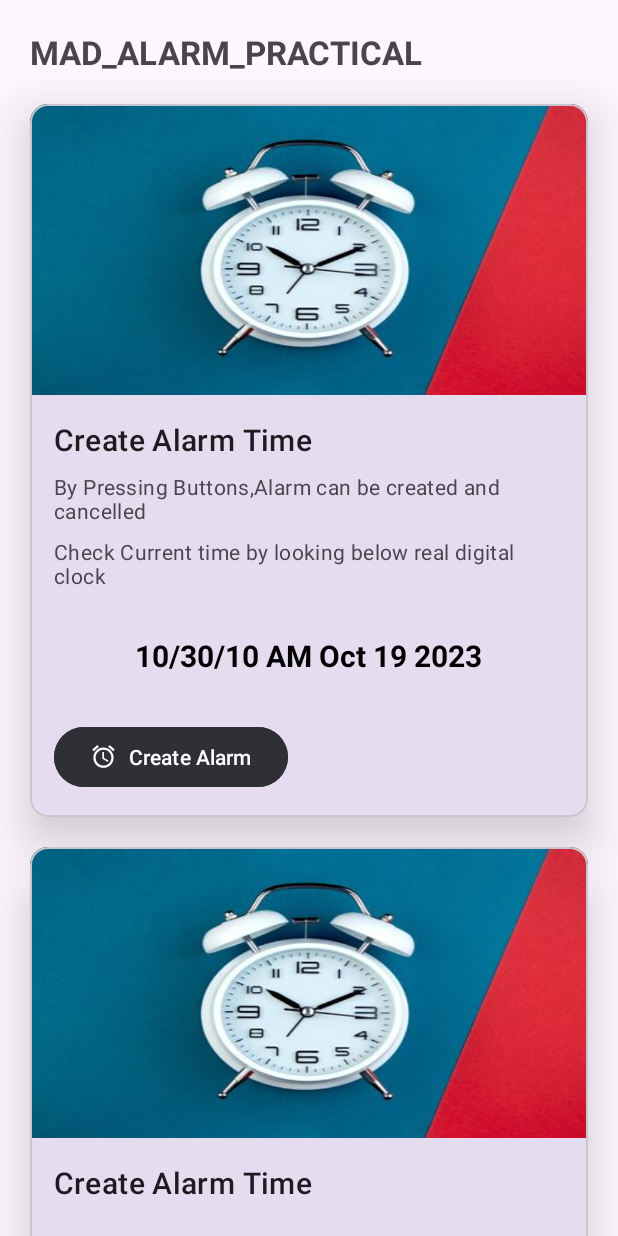
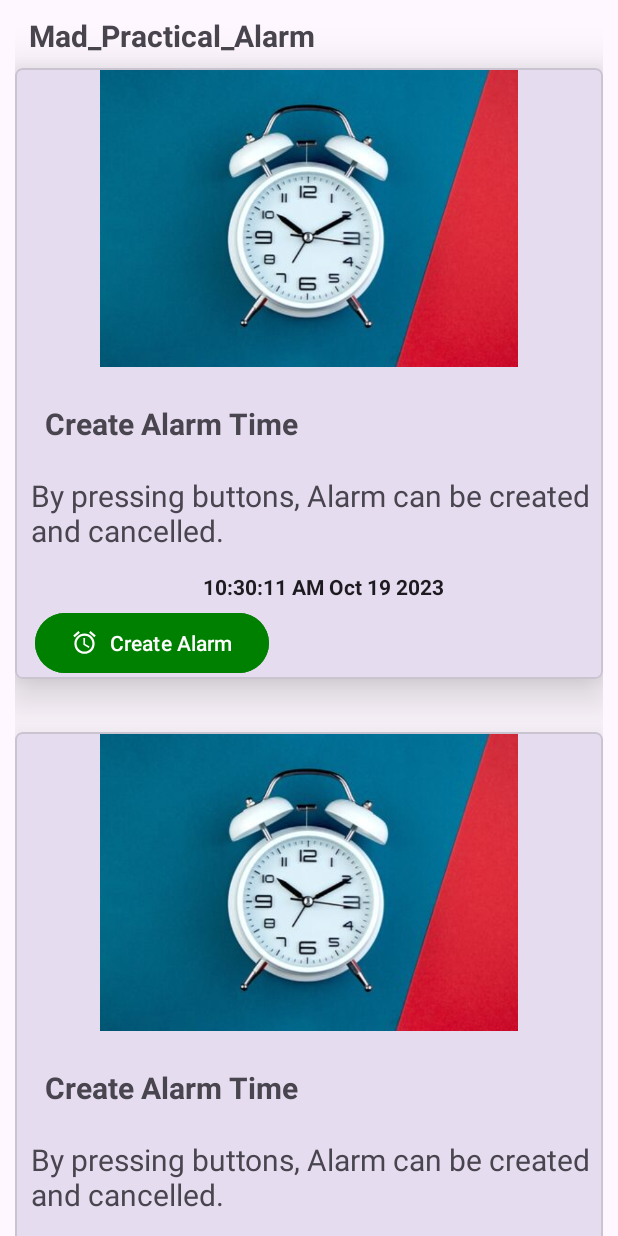
Before and after one commit to P-21710/MAD_Practical-8_21012011127, an Android app: the layout activity_main.xml on its own in the app's theme, with its tools: preview values and no code run, on a phone screen of 412 x 824 dp. Run offline under Robolectric (Android 15) with nearby library versions, the phone set to English and light mode, and no system bars.

Commit message:
complete pr8

```diff
--- /dev/null
+++ b/app/src/main/java/com/prasadrajyaguru/mad_practical_8_21012011127/AlarmBroadcastReciever.kt
@@ -0,0 +1,27 @@
+package com.prasadrajyaguru.mad_practical_8_21012011127
+
+import android.content.BroadcastReceiver
+import android.content.Context
+import android.content.Intent
+
+class AlarmBroadcastReceiver : BroadcastReceiver() {
+
+    companion object{
+
+        val ALARMKEY = "key"
+        val ALARMSTART = "start"
+        val ALARMSTOP = "stop"
+    }
+
+    override fun onReceive(context: Context, intent: Intent) {
+        // This method is called when the BroadcastReceiver is receiving an Intent broadcast.
+        val data = intent.getStringExtra(ALARMKEY)
+        val intentservice = Intent(context,AlarmService::class.java)
+        if (data == ALARMSTART){
+            context.startService(intentservice)
+        }
+        else{
+            context.stopService(intentservice)
+        }
+    }
+}
--- /dev/null
+++ b/app/src/main/java/com/prasadrajyaguru/mad_practical_8_21012011127/AlarmService.kt
@@ -0,0 +1,31 @@
+package com.prasadrajyaguru.mad_practical_8_21012011127
+
+import android.app.IntentService
+import android.app.Service
+import android.content.BroadcastReceiver
+import android.content.Context
+import android.content.Intent
+import android.media.MediaPlayer
+import android.os.IBinder
+
+class AlarmService : Service() {
+
+    lateinit var player:MediaPlayer
+
+    override fun onBind(intent: Intent): IBinder {
+        TODO("Return the communication channel to the service.")
+    }
+
+    override fun onDestroy() {
+        player.stop()
+        super.onDestroy()
+    }
+
+    override fun onStartCommand(intent: Intent?, flags: Int, startId: Int): Int {
+        if (intent!=null){
+            player = MediaPlayer.create(this,R.raw.alarm)
+            player.start()
+        }
+        return START_STICKY
+    }
+}
--- a/app/src/main/java/com/prasadrajyaguru/mad_practical_8_21012011127/MainActivity.kt
+++ b/app/src/main/java/com/prasadrajyaguru/mad_practical_8_21012011127/MainActivity.kt
@@ -1,11 +1,74 @@
 package com.prasadrajyaguru.mad_practical_8_21012011127
 
+import android.annotation.SuppressLint
+import android.app.AlarmManager
+import android.app.PendingIntent
+import android.app.TimePickerDialog
+import android.content.BroadcastReceiver
+import android.content.Intent
 import androidx.appcompat.app.AppCompatActivity
 import android.os.Bundle
+import android.view.View
+import android.widget.Button
+import android.widget.TextClock
+import android.widget.TextView
+import android.widget.Toast
+import com.google.android.material.button.MaterialButton
+import com.google.android.material.card.MaterialCardView
+import java.text.SimpleDateFormat
+import java.util.Calendar
 
 class MainActivity : AppCompatActivity() {
+
     override fun onCreate(savedInstanceState: Bundle?) {
         super.onCreate(savedInstanceState)
         setContentView(R.layout.activity_main)
+
+        val addAlarm : MaterialButton = findViewById(R.id.createAlarm)
+        val card : MaterialCardView = findViewById(R.id.mcv1)
+
+        card.visibility = View.GONE
+
+        addAlarm.setOnClickListener {
+            TimePickerDialog(this, {tp, hour, minute -> setAlarmTime(hour, minute) }, Calendar.getInstance().get(Calendar.HOUR), Calendar.getInstance().get(Calendar.MINUTE), false).show()
+            card.visibility = View.VISIBLE
+        }
+
+        val cancelAlarm : MaterialButton = findViewById(R.id.createAlarmmcv1)
+        cancelAlarm.setOnClickListener {
+            stop()
+            card.visibility = View.GONE
+        }
+    }
+
+    private fun setAlarmTime(hour : Int, minute : Int){
+        val alarmtime = Calendar.getInstance()
+        val year = alarmtime.get(Calendar.YEAR)
+        val month = alarmtime.get(Calendar.MONTH)
+        val date = alarmtime.get(Calendar.DATE)
+        alarmtime.set(year, month, date, hour, minute, 0)
+        val textAlarmTime : TextClock = findViewById(R.id.textClock)
+        textAlarmTime.text = SimpleDateFormat("hh:mm:ss a").format(alarmtime.time)
+        setAlarm(alarmtime.timeInMillis, AlarmBroadcastReceiver.ALARMSTART)
+        Toast.makeText(this, "Alarm Set", Toast.LENGTH_LONG).show()
+    }
+
+    fun stop() {
+        setAlarm(-1, AlarmBroadcastReceiver.ALARMSTOP)
+    }
+
+    fun setAlarm(militime : Long, action : String) {
+        val intentalarm = Intent(applicationContext, AlarmBroadcastReceiver::class.java)
+        intentalarm.putExtra(AlarmBroadcastReceiver.ALARMKEY, action)
+        val pendingintent = PendingIntent.getBroadcast(applicationContext, 4356, intentalarm, PendingIntent.FLAG_UPDATE_CURRENT or PendingIntent.FLAG_IMMUTABLE)
+        val alarmmanager = getSystemService(ALARM_SERVICE) as AlarmManager
+
+        if (action == AlarmBroadcastReceiver.ALARMSTART) {
+            alarmmanager.setExact(AlarmManager.RTC_WAKEUP, militime, pendingintent)
+        }
+        else if (action == AlarmBroadcastReceiver.ALARMSTOP) {
+            alarmmanager.cancel(pendingintent)
+            sendBroadcast(intentalarm)
+        }
     }
 }
--- a/app/src/main/res/layout/activity_main.xml
+++ b/app/src/main/res/layout/activity_main.xml
@@ -4,162 +4,199 @@
     xmlns:tools="http://schemas.android.com/tools"
     android:layout_width="match_parent"
     android:layout_height="match_parent"
-    tools:context=".MainActivity">
+    tools:context=".MainActivity" >
 
     <androidx.core.widget.NestedScrollView
         android:layout_width="match_parent"
-        android:layout_height="match_parent">
+        android:layout_height="match_parent"
+        app:layout_constraintStart_toStartOf="parent"
+        tools:layout_editor_absoluteY="-82dp">
 
         <androidx.constraintlayout.widget.ConstraintLayout
             android:layout_width="match_parent"
-            android:layout_height="wrap_content">
+            android:layout_height="wrap_content"
+            android:padding="10dp">
+
 
             <TextView
+                android:id="@+id/textView"
                 android:layout_width="wrap_content"
                 android:layout_height="wrap_content"
-                android:id="@+id/text"
-                android:text="MAD_ALARM_PRACTICAL"
+                android:text="Mad_Practical_Alarm"
+                android:textSize="20sp"
                 android:textStyle="bold"
-                android:textSize="22sp"
+                app:layout_constraintEnd_toEndOf="parent"
+                app:layout_constraintHorizontal_bias="0.045"
                 app:layout_constraintStart_toStartOf="parent"
-                app:layout_constraintTop_toTopOf="parent"
-                android:layout_margin="20dp"/>
+                app:layout_constraintTop_toTopOf="parent" />
 
             <com.google.android.material.card.MaterialCardView
+                android:id="@+id/mcv"
                 android:layout_width="match_parent"
                 android:layout_height="wrap_content"
-                android:id="@+id/card"
-                android:layout_margin="20dp"
+                android:layout_marginTop="35dp"
+                app:cardCornerRadius="5dp"
                 app:cardElevation="20dp"
-                app:layout_constraintEnd_toEndOf="parent"
-                app:layout_constraintStart_toStartOf="parent"
-                app:layout_constraintTop_toBottomOf="@+id/text">
+                app:layout_constraintTop_toTopOf="parent"
+                tools:layout_editor_absoluteX="10dp">
 
-                <LinearLayout
+                <androidx.constraintlayout.widget.ConstraintLayout
                     android:layout_width="match_parent"
-                    android:layout_height="wrap_content"
-                    android:orientation="vertical">
-                    <ImageView
-                        android:layout_width="match_parent"
-                        android:layout_height="194dp"
-                        app:srcCompat="@drawable/alarm"
-                        android:scaleType="fitXY"/>
+                    android:layout_height="wrap_content">
 
-                    <LinearLayout
-                        android:layout_width="match_parent"
+                    <TextView
+                        android:id="@+id/textView4"
+                        android:layout_width="wrap_content"
                         android:layout_height="wrap_content"
-                        android:orientation="vertical"
-                        android:padding="16dp">
+                        android:layout_marginStart="5dp"
+                        android:layout_marginTop="15dp"
+                        android:padding="5dp"
+                        android:text="By pressing buttons, Alarm can be created and cancelled."
+                        android:textSize="20sp"
+                        app:layout_constraintEnd_toEndOf="parent"
+                        app:layout_constraintHorizontal_bias="0.0"
+                        app:layout_constraintStart_toStartOf="parent"
+                        app:layout_constraintTop_toBottomOf="@+id/textView3" />
 
-                        <TextView
-                            android:layout_width="wrap_content"
-                            android:layout_height="wrap_content"
-                            android:text="Create Alarm Time"
-                            android:textAppearance="?attr/textAppearanceHeadline6" />
-
-                        <TextView
-                            android:layout_width="wrap_content"
-                            android:layout_height="wrap_content"
-                            android:layout_marginTop="8dp"
-                            android:text="By Pressing Buttons,Alarm can be created and cancelled"
-                            android:textAppearance="?attr/textAppearanceBody2"
-                            android:textColor="?android:attr/textColorSecondary" />
-
-                        <TextView
-                            android:layout_width="wrap_content"
-                            android:layout_height="wrap_content"
-                            android:layout_marginTop="8dp"
-                            android:text="Check Current time by looking below real digital clock"
-                            android:textAppearance="?attr/textAppearanceBody2"
-                            android:textColor="?android:attr/textColorSecondary" />
-
-                        <TextClock
-                            android:id="@+id/Clocktime"
-                            android:layout_width="wrap_content"
-                            android:layout_height="wrap_content"
-                            android:layout_gravity="center"
-                            android:layout_margin="20dp"
-                            android:format12Hour="hh/mm/ss a MMM dd yyyy"
-                            android:padding="10dp"
-                            android:textAlignment="center"
-                            android:textColor="@color/black"
-                            android:textSize="20sp"
-                            android:textStyle="bold" />
-
-                        <com.google.android.material.button.MaterialButton
-                            android:id="@+id/clock"
-                            android:layout_width="wrap_content"
-                            android:layout_height="wrap_content"
-                            android:layout_marginEnd="8dp"
-                            android:backgroundTint="@color/material_dynamic_neutral20"
-                            android:text="Create Alarm"
-                            app:icon="@drawable/baseline_add_alarm_24" />
+                    <TextView
+                        android:id="@+id/textView3"
+                        android:layout_width="wrap_content"
+                        android:layout_height="wrap_content"
+                        android:layout_marginStart="5dp"
+                        android:layout_marginTop="24dp"
+                        android:text="Create Alarm Time"
+                        android:textSize="20sp"
+                        android:textStyle="bold"
+                        app:layout_constraintEnd_toEndOf="parent"
+                        app:layout_constraintHorizontal_bias="0.066"
+                        app:layout_constraintStart_toStartOf="parent"
+                        app:layout_constraintTop_toBottomOf="@+id/imageView2" />
 
 
-                    </LinearLayout>
-                </LinearLayout>
-            </com.google.android.material.card.MaterialCardView>
-            <com.google.android.material.card.MaterialCardView
-                android:layout_width="match_parent"
-                android:layout_height="wrap_content"
-                android:id="@+id/card_cancle"
-                android:layout_margin="20dp"
-                app:cardElevation="20dp"
-                app:layout_constraintEnd_toEndOf="parent"
-                app:layout_constraintStart_toStartOf="parent"
-                app:layout_constraintTop_toBottomOf="@+id/card">
+                    <ImageView
+                        android:id="@+id/imageView2"
+                        android:layout_width="match_parent"
+                        android:layout_height="199dp"
+                        app:layout_constraintBottom_toBottomOf="parent"
+                        app:layout_constraintEnd_toEndOf="parent"
+                        app:layout_constraintHorizontal_bias="1.0"
+                        app:layout_constraintStart_toStartOf="parent"
+                        app:layout_constraintTop_toTopOf="parent"
+                        app:layout_constraintVertical_bias="0.0"
+                        app:srcCompat="@drawable/alarm" />
 
-                <LinearLayout
-                    android:layout_width="match_parent"
-                    android:layout_height="wrap_content"
-                    android:orientation="vertical">
-                    <ImageView
-                        android:layout_width="match_parent"
-                        android:layout_height="194dp"
-                        app:srcCompat="@drawable/alarm"
-                        android:scaleType="fitXY"/>
+                    <TextClock
+                        android:id="@+id/textClock"
+                        android:layout_width="wrap_content"
+                        android:layout_height="wrap_content"
+                        android:layout_marginTop="60dp"
+                        android:format12Hour="hh:mm:ss a MMM dd yyyy"
+                        android:padding="10dp"
+                        android:textStyle="bold"
+                        app:layout_constraintEnd_toEndOf="parent"
+                        app:layout_constraintHorizontal_bias="0.533"
+                        app:layout_constraintStart_toStartOf="@+id/textView4"
+                        app:layout_constraintTop_toTopOf="@+id/textView4" />
 
-                    <LinearLayout
-                        android:layout_width="match_parent"
+                    <com.google.android.material.button.MaterialButton
+                        android:id="@+id/createAlarm"
+                        android:layout_width="wrap_content"
                         android:layout_height="wrap_content"
-                        android:orientation="vertical"
-                        android:padding="16dp">
-
-                        <TextView
-                            android:layout_width="wrap_content"
-                            android:layout_height="wrap_content"
-                            android:text="Create Alarm Time"
-                            android:textAppearance="?attr/textAppearanceHeadline6" />
-
-
-                        <TextClock
-                            android:id="@+id/Clocktime1"
-                            android:layout_width="wrap_content"
-                            android:layout_height="wrap_content"
-                            android:layout_gravity="center"
-                            android:layout_margin="20dp"
-                            android:format12Hour="hh/mm/ss a MMM dd yyyy"
-                            android:padding="10dp"
-                            android:textAlignment="center"
-                            android:textColor="@color/black"
-                            android:textSize="20sp"
-                            android:textStyle="bold" />
-
-                        <com.google.android.material.button.MaterialButton
-                            android:id="@+id/clock1"
-                            android:layout_width="wrap_content"
-                            android:layout_height="wrap_content"
-                            android:layout_marginEnd="8dp"
-                            android:backgroundTint="@color/material_dynamic_neutral20"
-                            android:text="Cancel Alarm"
-                            app:icon="@drawable/baseline_alarm_off_24" />
-
-
-                    </LinearLayout>
-                </LinearLayout>
+                        android:layout_marginTop="32dp"
+                        android:backgroundTint="#008000"
+                        android:text="Create Alarm"
+                        app:icon="@drawable/baseline_add_alarm_24"
+                        app:layout_constraintEnd_toEndOf="parent"
+                        app:layout_constraintHorizontal_bias="0.056"
+                        app:layout_constraintStart_toStartOf="parent"
+                        app:layout_constraintTop_toBottomOf="@+id/textView4" />
+                </androidx.constraintlayout.widget.ConstraintLayout>
             </com.google.android.material.card.MaterialCardView>
 
 
+            <com.google.android.material.card.MaterialCardView
+                android:id="@+id/mcv1"
+                android:layout_width="match_parent"
+                android:layout_height="wrap_content"
+                android:layout_marginTop="35dp"
+                app:cardCornerRadius="5dp"
+                app:cardElevation="20dp"
+                app:layout_constraintTop_toBottomOf="@+id/mcv">
+
+                <androidx.constraintlayout.widget.ConstraintLayout
+                    android:layout_width="match_parent"
+                    android:layout_height="wrap_content">
+
+                    <TextView
+                        android:id="@+id/textView4mcv1"
+                        android:layout_width="wrap_content"
+                        android:layout_height="wrap_content"
+                        android:layout_marginStart="5dp"
+                        android:layout_marginTop="15dp"
+                        android:padding="5dp"
+                        android:text="By pressing buttons, Alarm can be created and cancelled."
+                        android:textSize="20sp"
+                        app:layout_constraintEnd_toEndOf="parent"
+                        app:layout_constraintHorizontal_bias="0.0"
+                        app:layout_constraintStart_toStartOf="parent"
+                        app:layout_constraintTop_toBottomOf="@+id/textView3mcv1" />
+
+                    <TextView
+                        android:id="@+id/textView3mcv1"
+                        android:layout_width="wrap_content"
+                        android:layout_height="wrap_content"
+                        android:layout_marginStart="5dp"
+                        android:layout_marginTop="24dp"
+                        android:text="Create Alarm Time"
+                        android:textSize="20sp"
+                        android:textStyle="bold"
+                        app:layout_constraintEnd_toEndOf="parent"
+                        app:layout_constraintHorizontal_bias="0.066"
+                        app:layout_constraintStart_toStartOf="parent"
+                        app:layout_constraintTop_toBottomOf="@+id/imageView2mcv1" />
+
+
+                    <ImageView
+                        android:id="@+id/imageView2mcv1"
+                        android:layout_width="match_parent"
+                        android:layout_height="199dp"
+                        app:layout_constraintBottom_toBottomOf="parent"
+                        app:layout_constraintEnd_toEndOf="parent"
+                        app:layout_constraintHorizontal_bias="1.0"
+                        app:layout_constraintStart_toStartOf="parent"
+                        app:layout_constraintTop_toTopOf="parent"
+                        app:layout_constraintVertical_bias="0.0"
+                        app:srcCompat="@drawable/alarm" />
+
+                    <TextClock
+                        android:id="@+id/textClockmcv1"
+                        android:layout_width="wrap_content"
+                        android:layout_height="wrap_content"
+                        android:layout_marginTop="60dp"
+                        android:format12Hour="hh:mm:ss a MMM dd yyyy"
+                        android:padding="10dp"
+                        android:textStyle="bold"
+                        app:layout_constraintEnd_toEndOf="parent"
+                        app:layout_constraintHorizontal_bias="0.533"
+                        app:layout_constraintStart_toStartOf="@+id/textView4mcv1"
+                        app:layout_constraintTop_toTopOf="@+id/textView4mcv1" />
+
+                    <com.google.android.material.button.MaterialButton
+                        android:id="@+id/createAlarmmcv1"
+                        android:layout_width="wrap_content"
+                        android:layout_height="wrap_content"
+                        android:layout_marginTop="32dp"
+                        android:backgroundTint="#008000"
+                        android:text="Cancel Alarm"
+                        app:icon="@drawable/baseline_add_alarm_24"
+                        app:layout_constraintEnd_toEndOf="parent"
+                        app:layout_constraintHorizontal_bias="0.056"
+                        app:layout_constraintStart_toStartOf="parent"
+                        app:layout_constraintTop_toBottomOf="@+id/textView4mcv1" />
+                </androidx.constraintlayout.widget.ConstraintLayout>
+            </com.google.android.material.card.MaterialCardView>
+
         </androidx.constraintlayout.widget.ConstraintLayout>
+
     </androidx.core.widget.NestedScrollView>
 </androidx.constraintlayout.widget.ConstraintLayout>
```
Also changed, not shown: app/src/main/AndroidManifest.xml (+12 -1 lines), 1 other file.
